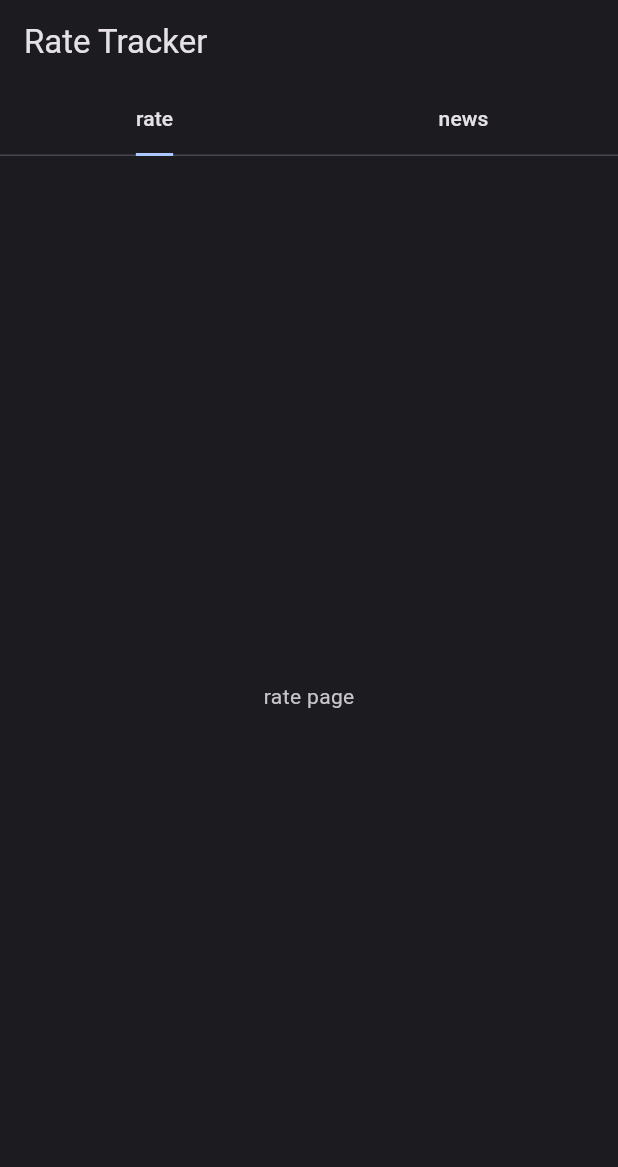
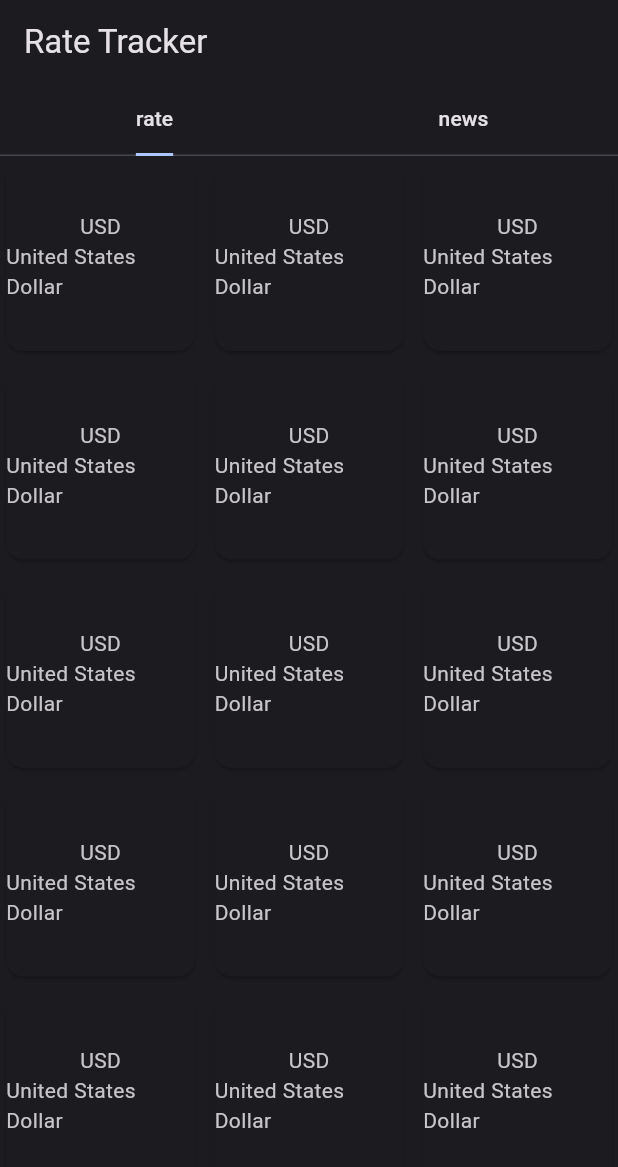
Before and after one commit to fhkhd/rate_tracker, a Flutter app: the screen it shows after launch, on a phone screen of 412 x 824 dp. Shown: the top 1167 px of the screen. Run offline on Flutter 3.47's test engine with Material 3 defaults, Android fonts, the light colour scheme and no system bars; our stand-ins replace bloc, equatable, flutter_bloc, fpdart, google_fonts, internet_connection_checker_plus and 1 more.

Commit message:
Set domain & data for Rate

```diff
--- /dev/null
+++ b/assets/secret/secrect.json
@@ -0,0 +1,4 @@
+{
+  "rate_api_key": "e2bdf7c1276eaf13be8036ba",
+  "news_api_key": "your_news_api_key_here"
+}
--- /dev/null
+++ b/lib/core/error/exceptions.dart
@@ -0,0 +1,4 @@
+class ServerException implements Exception {
+  final String message;
+  const ServerException(this.message);
+}
--- /dev/null
+++ b/lib/core/error/failures.dart
@@ -0,0 +1,4 @@
+class Failure {
+  final String message;
+  Failure([this.message = 'An unexpected error occurred,']);
+}
--- a/lib/features/rate/domain/entities/rate.dart
+++ b/lib/features/rate/domain/entities/rate.dart
@@ -1,3 +1,5 @@
+import 'package:rate_tracker/features/rate/domain/entities/rate_code.dart';
+
 class Rate {
   final String result;
   final String documentation;
@@ -10,7 +12,7 @@ class Rate {
   final String? targetCode;
   final double? conversionRate;
   final Map<String, double?>? conversionRates;
-  final List<String>? supportedCodes;
+  final List<RateCode>? supportedCodes;
 
   Rate({
     required this.result,
--- /dev/null
+++ b/lib/features/rate/domain/entities/rate_code.dart
@@ -0,0 +1,9 @@
+class RateCode {
+  final String code;
+  final String fullName;
+
+  RateCode({
+    required this.code,
+    required this.fullName,
+  });
+}
--- /dev/null
+++ b/lib/features/rate/presentation/bloc/rate_event.dart
@@ -0,0 +1,6 @@
+part of 'rate_bloc.dart';
+
+@immutable
+sealed class RateEvent {}
+
+final class RateFetchAllRateCodes extends RateEvent {}
--- a/lib/features/rate/presentation/pages/rate_main_page.dart
+++ b/lib/features/rate/presentation/pages/rate_main_page.dart
@@ -12,8 +12,23 @@ class _RateMainPageState extends State<RateMainPage> {
   @override
   Widget build(BuildContext context) {
     return Scaffold(
-      body: Center(
-        child: Text("rate page"),
+      body: GridView.builder(
+        itemCount: 40,
+        itemBuilder: (context, index) => const Card(
+          child: Column(
+            crossAxisAlignment: CrossAxisAlignment.center,
+            mainAxisAlignment: MainAxisAlignment.center,
+            children: [
+              Text("USD"),
+              Text("United States Dollar"),
+            ],
+          ),
+        ),
+        gridDelegate: const SliverGridDelegateWithFixedCrossAxisCount(
+          crossAxisCount: 3,
+          crossAxisSpacing: 5.0,
+          mainAxisSpacing: 5.0,
+        ),
       ),
     );
   }
--- a/pubspec.yaml
+++ b/pubspec.yaml
@@ -40,6 +40,9 @@ dependencies:
   hive_flutter: ^1.1.0
   get_it: ^7.7.0
   equatable: ^2.0.5
+  http: ^1.2.2
+  fpdart: ^1.1.0
+  internet_connection_checker_plus: ^2.5.1
 
 dev_dependencies:
   flutter_test:
```
Also changed, not shown: lib/core/network/connection_checker.dart (added, +15 -0 lines), lib/core/secrect/keys.dart (added, +33 -0 lines), lib/core/usecase/usecase.dart (added, +8 -0 lines), lib/features/rate/data/datasources/rate_remote_data_source.dart (added, +23 -0 lines), lib/features/rate/data/models/rate_code_model.dart (added, +25 -0 lines), lib/features/rate/data/models/rate_model.dart (renamed from lib/features/rate/data/models/RateModel.dart, +7 -2 lines), lib/features/rate/data/repositories/rate_repository_impl.dart (added, +28 -0 lines), lib/features/rate/domain/repositories/rate_repository.dart (added, +7 -0 lines), lib/features/rate/domain/usecases/get_rate_codes.dart (added, +17 -0 lines), lib/features/rate/presentation/bloc/rate_bloc.dart (added, +34 -0 lines), lib/features/rate/presentation/bloc/rate_state.dart (added, +19 -0 lines), pubspec.lock, 3 other files.
